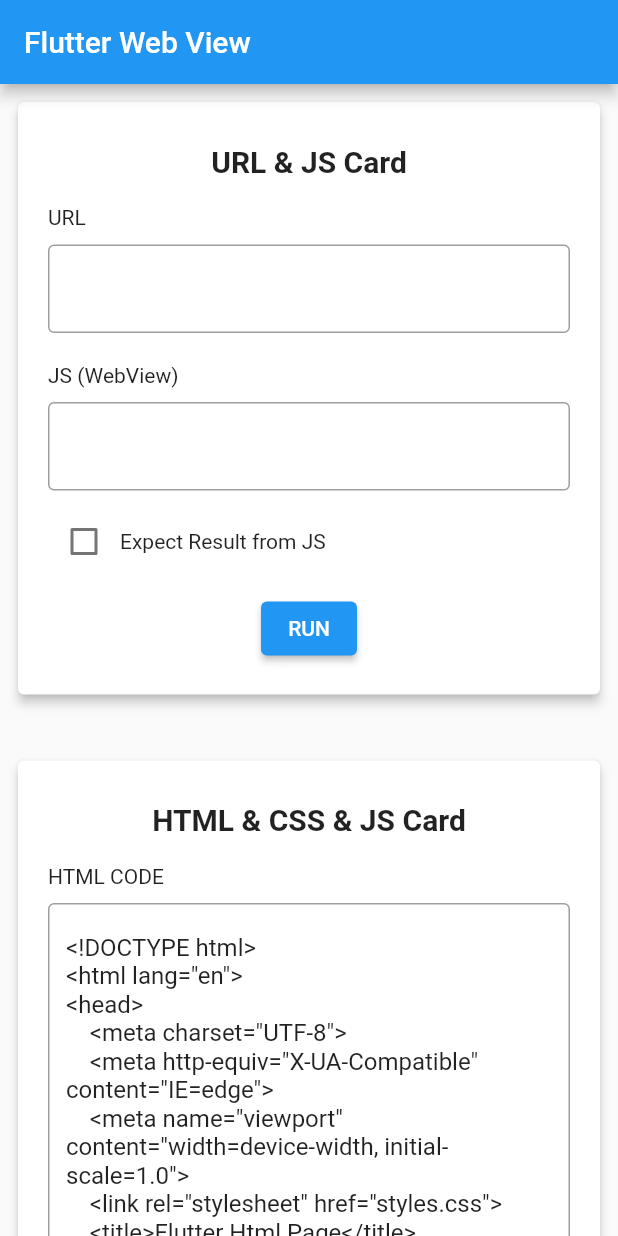
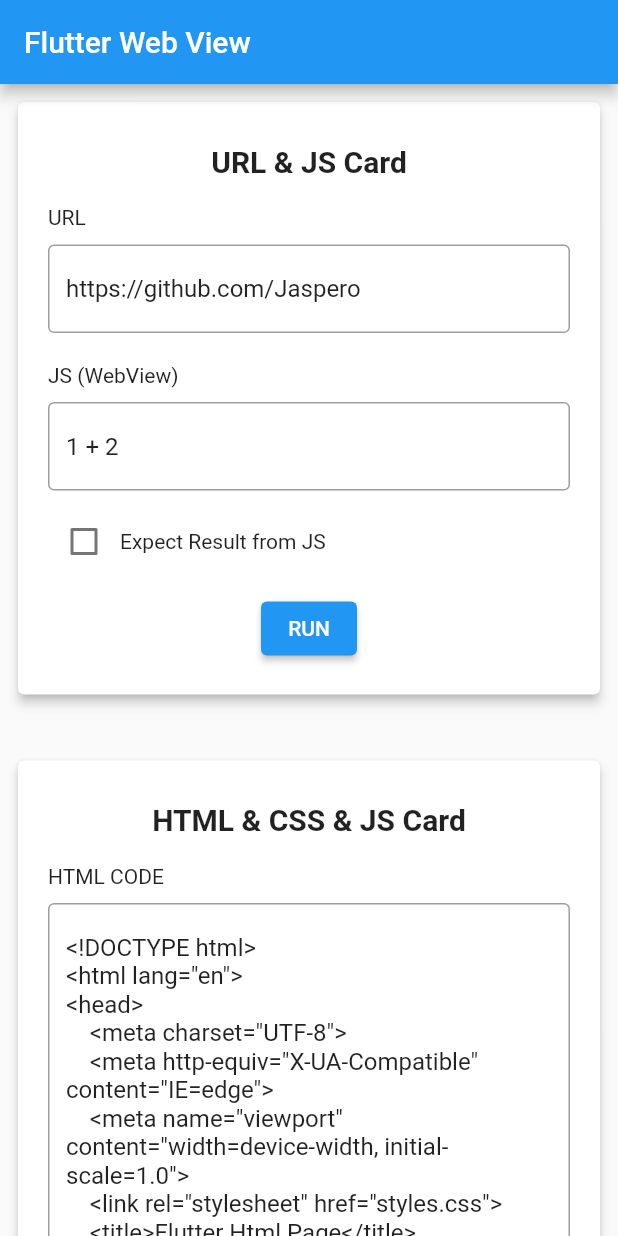
Before and after one commit to dzavisic/flutter_web_view, a Flutter app: the screen it shows after launch, on a phone screen of 412 x 824 dp. Run offline on Flutter 3.47's test engine with Material 2 defaults, Android fonts, the phone set to English and light mode, and no system bars; our stand-ins replace webview_flutter.

Commit message:
chore: add default template values to url, js and custom js notifiers and controllers

```diff
--- a/lib/components/home.component.dart
+++ b/lib/components/home.component.dart
@@ -63,6 +63,15 @@
 
     cssNotifier.value = cssTemplate;
     cssController.text = cssTemplate;
+
+    urlNotifier.value = 'https://github.com/Jaspero';
+    urlController.text = 'https://github.com/Jaspero';
+
+    jsNotifier.value = '1 + 2';
+    jsController.text = '1 + 2';
+
+    customJsNotifier.value = 'function callAlert(message) { alert(message); }';
+    customJsController.text = 'function callAlert(message) { alert(message); }';
   }
 
   @override
```
